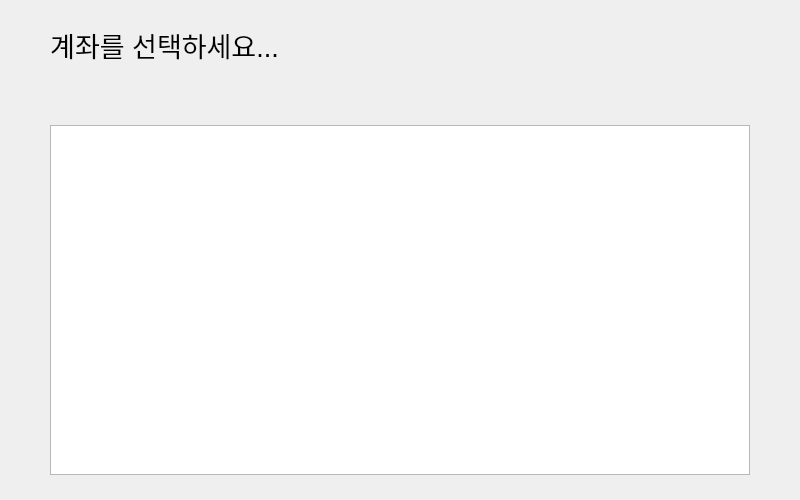
Above: ui/account-list-page.ui from Veda-Qt/project before the change. Below: the same form after it.
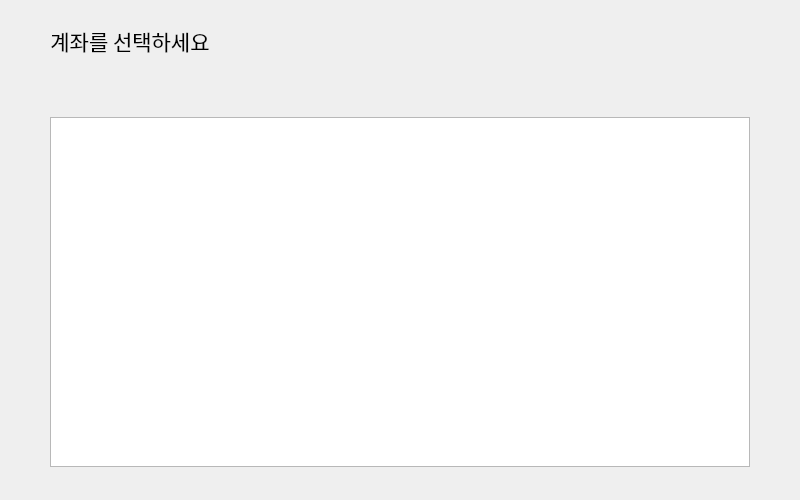
That is the form after the change. Icons and pictures are not drawn.

Commit message: CLEANUP: changed text font to Noto Sans KR

```diff
--- a/ui/account-list-page.ui
+++ b/ui/account-list-page.ui
@@ -57,7 +57,8 @@
       </property>
       <property name="font">
        <font>
-        <pointsize>20</pointsize>
+        <family>Noto Sans KR</family>
+        <pointsize>16</pointsize>
        </font>
       </property>
       <property name="styleSheet">
@@ -73,7 +74,7 @@
        <enum>QFrame::Shadow::Plain</enum>
       </property>
       <property name="text">
-       <string>계좌를 선택하세요...</string>
+       <string>계좌를 선택하세요</string>
       </property>
       <property name="textFormat">
        <enum>Qt::TextFormat::AutoText</enum>
@@ -100,7 +101,7 @@
          <x>0</x>
          <y>0</y>
          <width>701</width>
-         <height>397</height>
+         <height>402</height>
         </rect>
        </property>
        <widget class="QListView" name="lview_acnt">
```
The commit also changes 2 other files.
